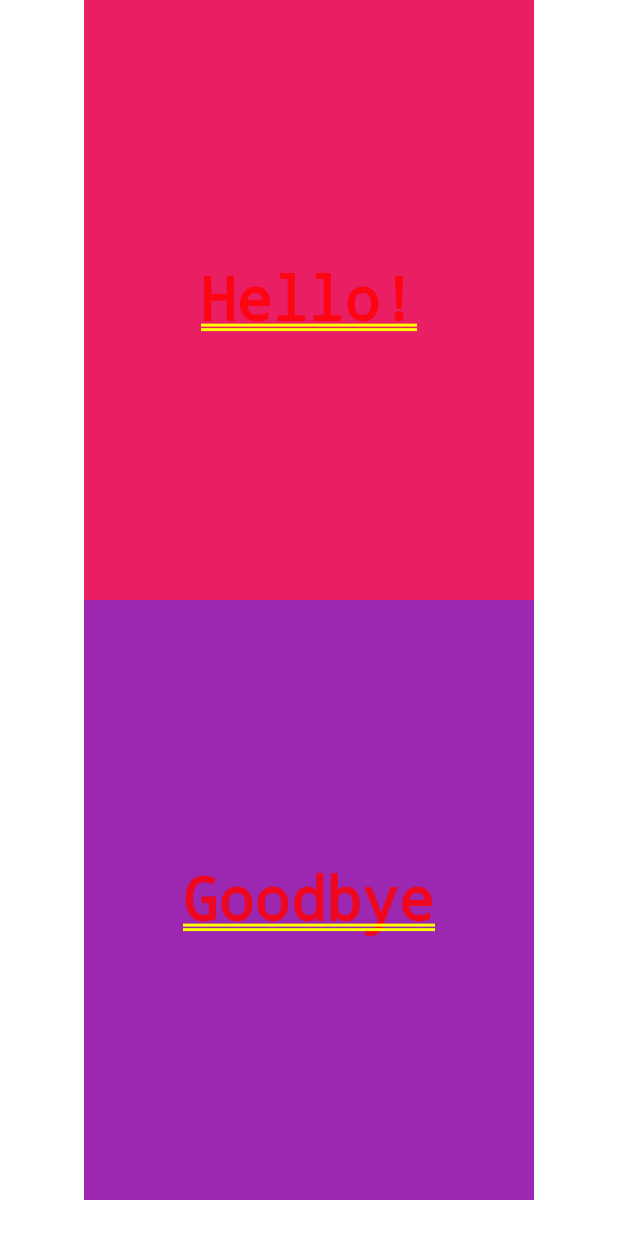
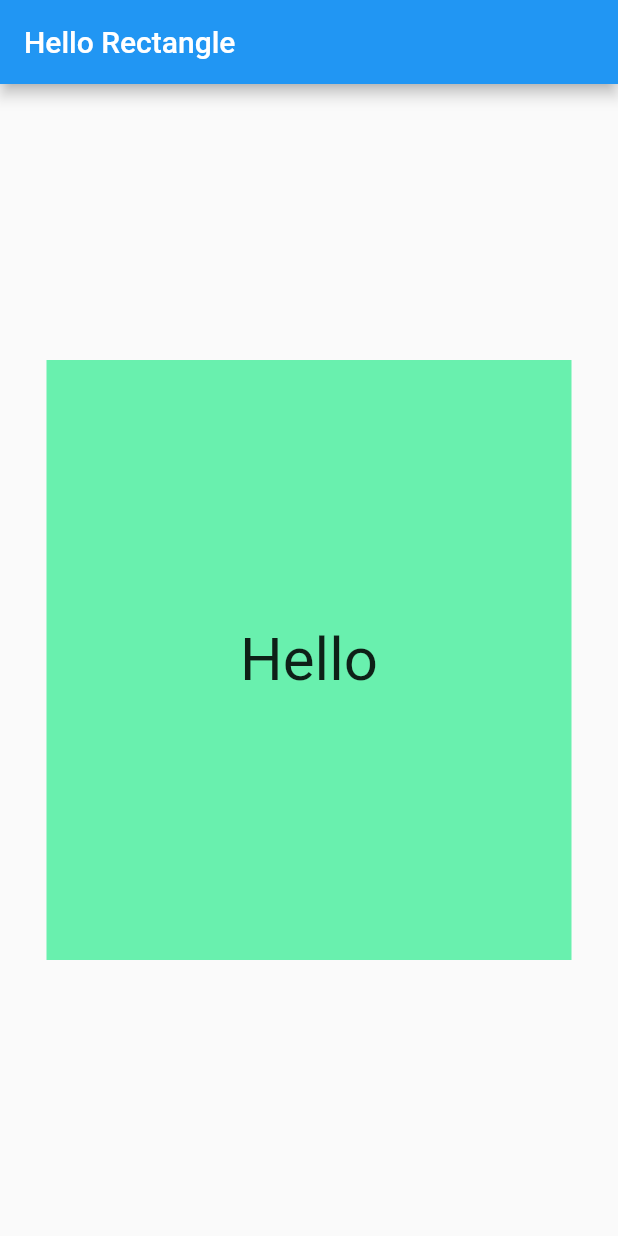
Before and after one commit to KUGAKU/Flutter-App, a Flutter app: the screen it shows after launch, on a phone screen of 412 x 824 dp. Run offline on Flutter 3.47's test engine with Material 2 defaults, Android fonts, the phone set to English and light mode, and no system bars.

Commit message:
reimplement Hello app

```diff
--- a/lib/main.dart
+++ b/lib/main.dart
@@ -1,36 +1,19 @@
-// Copyright 2018 The Chromium Authors. All rights reserved.
-// Use of this source code is governed by a BSD-style license that can be
-// found in the LICENSE file.
-
 import 'package:flutter/material.dart';
-
-void main() {
-  runApp(
-    MaterialApp(
-      debugShowCheckedModeBanner: false,
-      home: new Column(
-      children: <Widget>[
-        HelloRectangle(),
-        GoodbyeRectangle(),
-      ],
-    ),
-    ),
-  );
-}
+//このimportでrunApp()メソッドが使えるようになる
 
 class HelloRectangle extends StatelessWidget {
   @override
   Widget build(BuildContext context) {
+    // TODO: implement build
     return Center(
       child: Container(
-        color: Colors.pink,
+        color: Colors.greenAccent,
         height: 400.0,
-        width: 300.0,
+        width: 350.0,
         child: Center(
           child: Text(
-            'Hello!',
+            'Hello',
             style: TextStyle(fontSize: 40.0),
-            textAlign: TextAlign.center,
           ),
         ),
       ),
@@ -38,22 +21,16 @@ class HelloRectangle extends StatelessWidget {
   }
 }
 
-class GoodbyeRectangle extends StatelessWidget {
-  @override
-  Widget build(BuildContext context) {
-    return Center(
-      child: Container(
-        color: Colors.purple,
-        height: 400.0,
-        width: 300.0,
-        child: Center(
-          child: Text(
-            'Goodbye',
-            style: TextStyle(fontSize: 40.0),
-            textAlign: TextAlign.center,
-          )
-        )
-      )
-    );
-  }
+void main() {
+  runApp(
+    MaterialApp(
+      debugShowCheckedModeBanner: false,
+      home: Scaffold(
+        appBar: AppBar(
+          title: Text('Hello Rectangle'),
+        ),
+        body: HelloRectangle(),
+      ),
+    ),
+  );
 }
```
